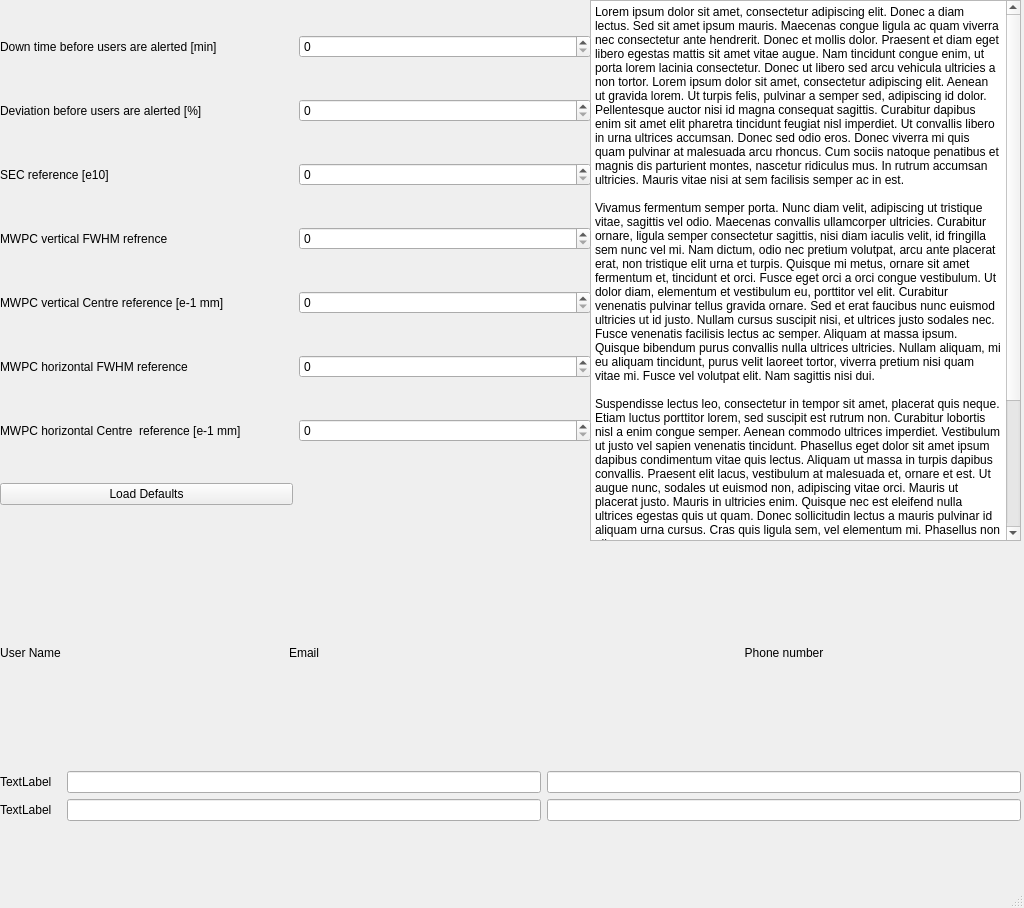
This is cst.ui in einoj/charm_shift_tool as Qt 5 draws it before an edit. The edited form follows.
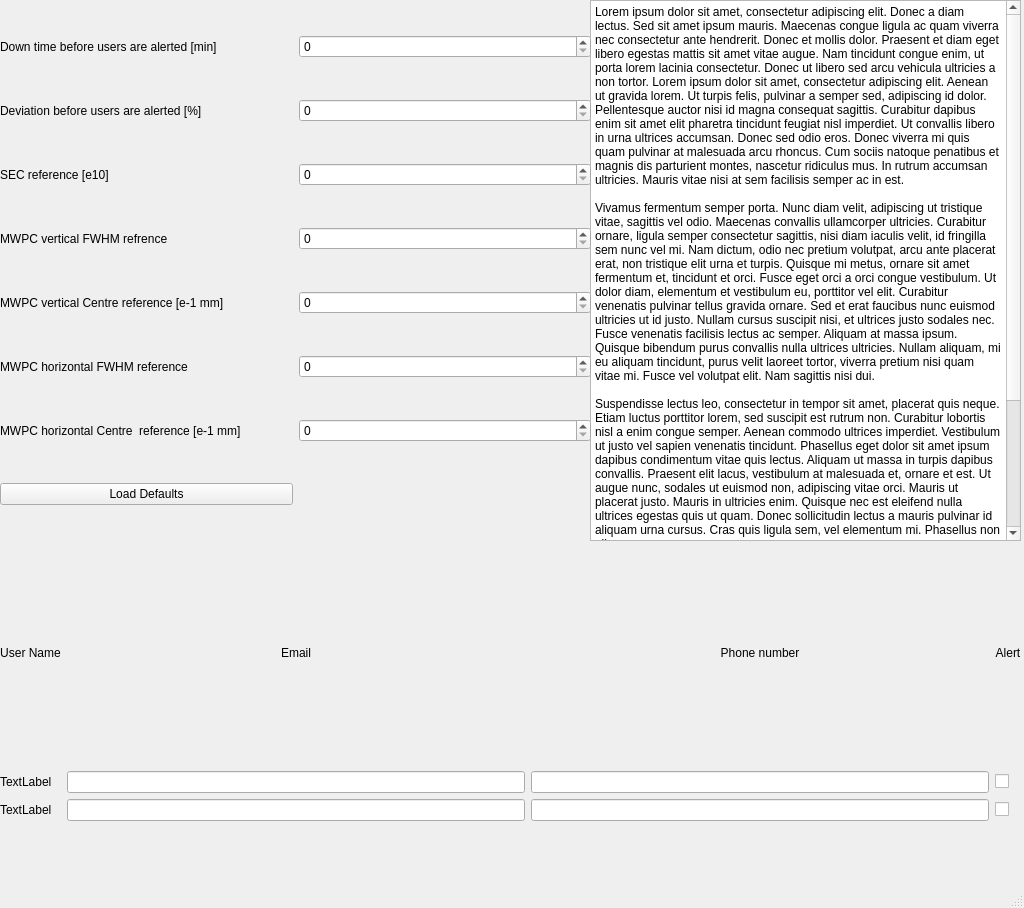
This is the edited form.

Commit message: Alert shifter check box implemented

What changed in the file:
```diff
--- a/cst.ui
+++ b/cst.ui
@@ -232,6 +232,30 @@
      <item row="2" column="1">
       <widget class="QLineEdit" name="lineEdit_2"/>
      </item>
+     <item row="2" column="3">
+      <widget class="QCheckBox" name="checkBox">
+       <property name="text">
+        <string/>
+       </property>
+      </widget>
+     </item>
+     <item row="0" column="3">
+      <widget class="QLabel" name="label_13">
+       <property name="text">
+        <string>Alert</string>
+       </property>
+       <property name="alignment">
+        <set>Qt::AlignCenter</set>
+       </property>
+      </widget>
+     </item>
+     <item row="3" column="3">
+      <widget class="QCheckBox" name="checkBox_2">
+       <property name="text">
+        <string/>
+       </property>
+      </widget>
+     </item>
     </layout>
    </widget>
   </widget>
```
Left out of the diff: 16 changed lines with no effect on the pictures. The commit also changes 4 other files.
